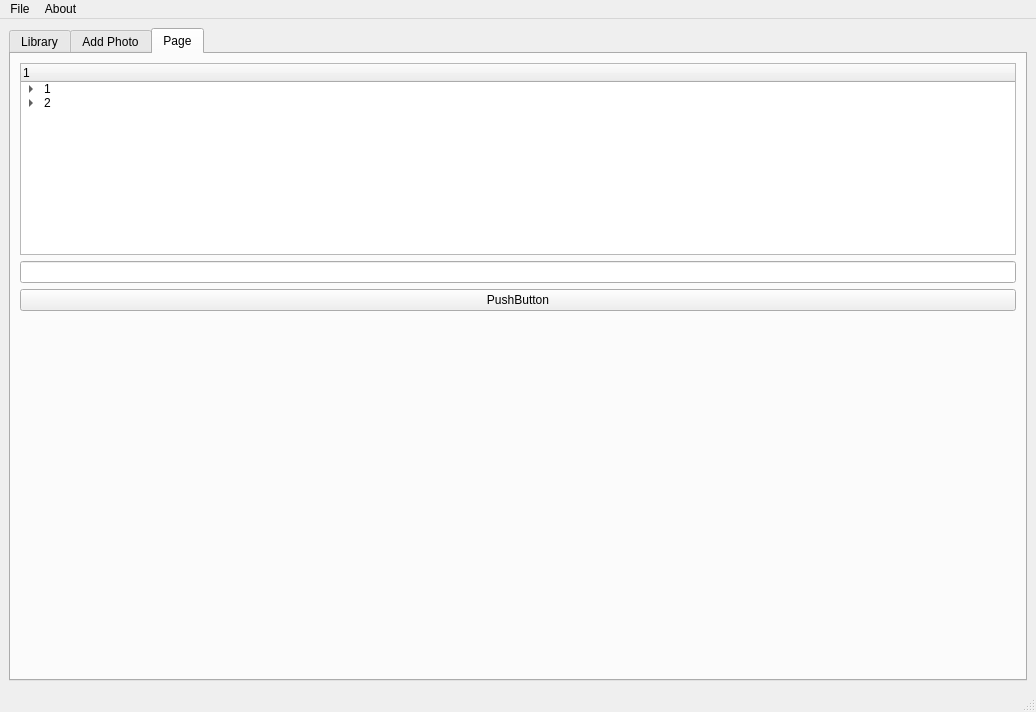
The window that src/ui_MainWindow.ui (JaySon-Huang/pyjpegtbx) describes before a commit, drawn with Qt 5.
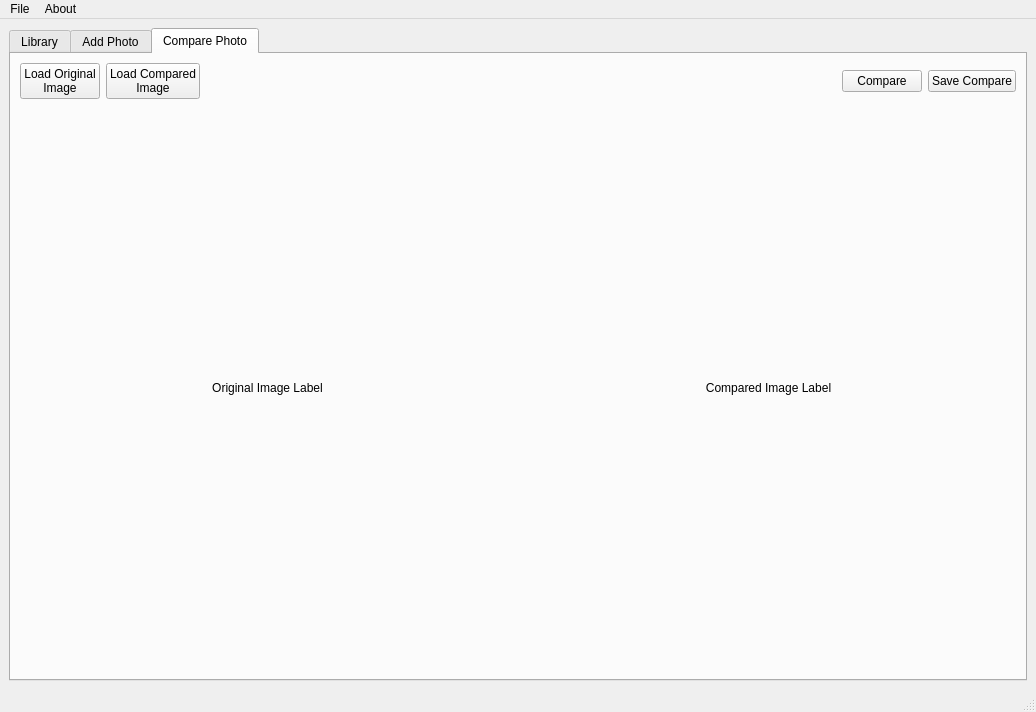
The same window after the commit. The open tabs and pages were chosen to show the change. Custom widgets are drawn as their Qt base class.

Commit message: add Compare tab

```diff
--- a/src/ui_MainWindow.ui
+++ b/src/ui_MainWindow.ui
@@ -17,14 +17,8 @@
    <layout class="QHBoxLayout" name="horizontalLayout">
     <item>
      <widget class="QTabWidget" name="tabWidget">
-      <property name="tabPosition">
-       <enum>QTabWidget::North</enum>
-      </property>
-      <property name="tabShape">
-       <enum>QTabWidget::Rounded</enum>
-      </property>
       <property name="currentIndex">
-       <number>1</number>
+       <number>2</number>
       </property>
       <property name="elideMode">
        <enum>Qt::ElideMiddle</enum>
@@ -158,7 +152,7 @@
            </widget>
           </item>
           <item>
-           <layout class="QVBoxLayout" name="verticalLayout_5" stretch="0,0,0,0,0,0,0,0,0">
+           <layout class="QVBoxLayout" name="verticalLayout_5" stretch="0,0,0,0,0,0,0,0,0,0,0">
             <property name="spacing">
              <number>0</number>
             </property>
@@ -247,6 +241,29 @@
               <property name="sizeHint" stdset="0">
                <size>
                 <width>20</width>
+                <height>20</height>
+               </size>
+              </property>
+             </spacer>
+            </item>
+            <item>
+             <widget class="QLabel" name="lb_msg">
+              <property name="text">
+               <string>TextLabel</string>
+              </property>
+             </widget>
+            </item>
+            <item>
+             <spacer name="verticalSpacer_6">
+              <property name="orientation">
+               <enum>Qt::Vertical</enum>
+              </property>
+              <property name="sizeType">
+               <enum>QSizePolicy::Preferred</enum>
+              </property>
+              <property name="sizeHint" stdset="0">
+               <size>
+                <width>20</width>
                 <height>40</height>
                </size>
               </property>
@@ -304,157 +321,105 @@
         </item>
        </layout>
       </widget>
-      <widget class="QWidget" name="tab">
+      <widget class="QWidget" name="tab_comparePhoto">
        <attribute name="title">
-        <string>Page</string>
+        <string>Compare Photo</string>
        </attribute>
-       <layout class="QVBoxLayout" name="verticalLayout_7">
+       <layout class="QVBoxLayout" name="verticalLayout_3">
         <item>
-         <widget class="AdaptiveTreeWidget" name="treeWidget">
-          <property name="sizePolicy">
-           <sizepolicy hsizetype="Expanding" vsizetype="Minimum">
-            <horstretch>0</horstretch>
-            <verstretch>0</verstretch>
-           </sizepolicy>
-          </property>
-          <property name="minimumSize">
-           <size>
-            <width>0</width>
-            <height>100</height>
-           </size>
-          </property>
-          <property name="maximumSize">
-           <size>
-            <width>16777215</width>
-            <height>16777215</height>
-           </size>
-          </property>
-          <column>
-           <property name="text">
-            <string>1</string>
-           </property>
-          </column>
+         <layout class="QHBoxLayout" name="horizontalLayout_2">
           <item>
-           <property name="text">
-            <string>1</string>
-           </property>
-           <item>
+           <widget class="QPushButton" name="btn_loadOriImage">
             <property name="text">
-             <string>11</string>
+             <string>Load Original 
+Image</string>
             </property>
-            <item>
-             <property name="text">
-              <string>111</string>
-             </property>
-            </item>
-            <item>
-             <property name="text">
-              <string>112</string>
-             </property>
-             <item>
-              <property name="text">
-               <string>1121</string>
-              </property>
-             </item>
-            </item>
-           </item>
-           <item>
+           </widget>
+          </item>
+          <item>
+           <widget class="QPushButton" name="btn_loadCmpImage">
             <property name="text">
-             <string>12</string>
+             <string>Load Compared 
+Image</string>
             </property>
-           </item>
-           <item>
-            <property name="text">
-             <string>13</string>
+           </widget>
+          </item>
+          <item>
+           <spacer name="horizontalSpacer_3">
+            <property name="orientation">
+             <enum>Qt::Horizontal</enum>
             </property>
-           </item>
-           <item>
-            <property name="text">
-             <string>14</string>
+            <property name="sizeHint" stdset="0">
+             <size>
+              <width>40</width>
+              <height>20</height>
+             </size>
             </property>
-           </item>
-           <item>
+           </spacer>
+          </item>
+          <item>
+           <widget class="QPushButton" name="btn_compareImage">
             <property name="text">
-             <string>15</string>
+             <string>Compare</string>
             </property>
-           </item>
-           <item>
+           </widget>
+          </item>
+          <item>
+           <widget class="QPushButton" name="btn_saveCmpResult">
             <property name="text">
-             <string>16</string>
+             <string>Save Compare</string>
             </property>
-           </item>
-           <item>
-            <property name="text">
-             <string>17</string>
+           </widget>
+          </item>
+         </layout>
+        </item>
+        <item>
+         <layout class="QHBoxLayout" name="horizontalLayout_4">
+          <item>
+           <widget class="ImageLabel" name="lb_oriImage">
+            <property name="sizePolicy">
+             <sizepolicy hsizetype="Expanding" vsizetype="Expanding">
+              <horstretch>0</horstretch>
+              <verstretch>0</verstretch>
+             </sizepolicy>
             </property>
-           </item>
-           <item>
-            <property name="text">
-             <string>18</string>
+            <property name="minimumSize">
+             <size>
+              <width>300</width>
+              <height>300</height>
+             </size>
             </property>
-           </item>
-           <item>
             <property name="text">
-             <string>19</string>
+             <string>Original Image Label</string>
             </property>
-           </item>
+            <property name="alignment">
+             <set>Qt::AlignCenter</set>
+            </property>
+           </widget>
           </item>
           <item>
-           <property name="text">
-            <string>2</string>
-           </property>
-           <item>
-            <property name="text">
-             <string>21</string>
+           <widget class="ImageLabel" name="lb_cmpImage">
+            <property name="sizePolicy">
+             <sizepolicy hsizetype="Expanding" vsizetype="Expanding">
+              <horstretch>0</horstretch>
+              <verstretch>0</verstretch>
+             </sizepolicy>
             </property>
-           </item>
-           <item>
-            <property name="text">
-             <string>22</string>
+            <property name="minimumSize">
+             <size>
+              <width>300</width>
+              <height>300</height>
+             </size>
             </property>
-           </item>
-           <item>
             <property name="text">
-             <string>23</string>
+             <string>Compared Image Label</string>
             </property>
-           </item>
-           <item>
-            <property name="text">
-             <string>24</string>
+            <property name="alignment">
+             <set>Qt::AlignCenter</set>
             </property>
-           </item>
+           </widget>
           </item>
-         </widget>
-        </item>
-        <item>
-         <widget class="QLineEdit" name="lineEdit">
-          <property name="inputMethodHints">
-           <set>Qt::ImhDigitsOnly</set>
-          </property>
-          <property name="clearButtonEnabled">
-           <bool>false</bool>
-          </property>
-         </widget>
-        </item>
-        <item>
-         <widget class="QPushButton" name="pushButton">
-          <property name="text">
-           <string>PushButton</string>
-          </property>
-         </widget>
-        </item>
-        <item>
-         <spacer name="verticalSpacer">
-          <property name="orientation">
-           <enum>Qt::Vertical</enum>
-          </property>
-          <property name="sizeHint" stdset="0">
-           <size>
-            <width>20</width>
-            <height>40</height>
-           </size>
-          </property>
-         </spacer>
+         </layout>
         </item>
        </layout>
       </widget>
@@ -513,9 +478,9 @@
  </widget>
  <customwidgets>
   <customwidget>
-   <class>AdaptiveTreeWidget</class>
-   <extends>QTreeWidget</extends>
-   <header>widgets/AdaptiveTreeWidget.h</header>
+   <class>ImageLabel</class>
+   <extends>QLabel</extends>
+   <header>widgets/ImageLabel.h</header>
   </customwidget>
   <customwidget>
    <class>ImageDetailArea</class>
```
The commit also changes 2 other files.
